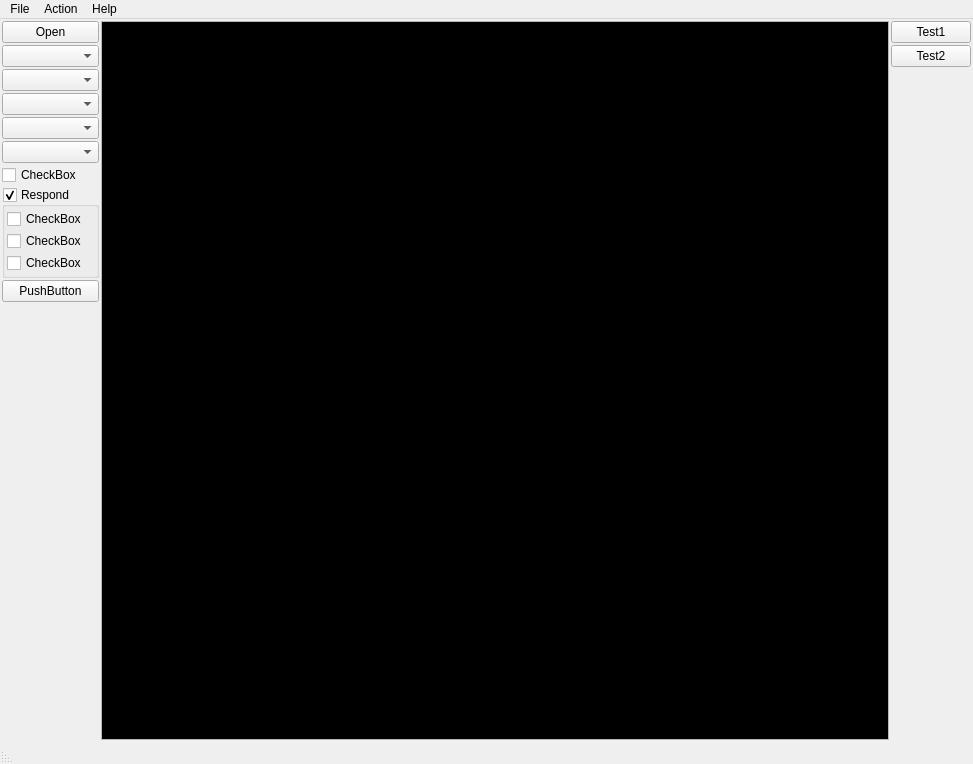
Above: tools/mpTerminal.ui from zonbrisad/makeplates before the change. Below: the same form after it.
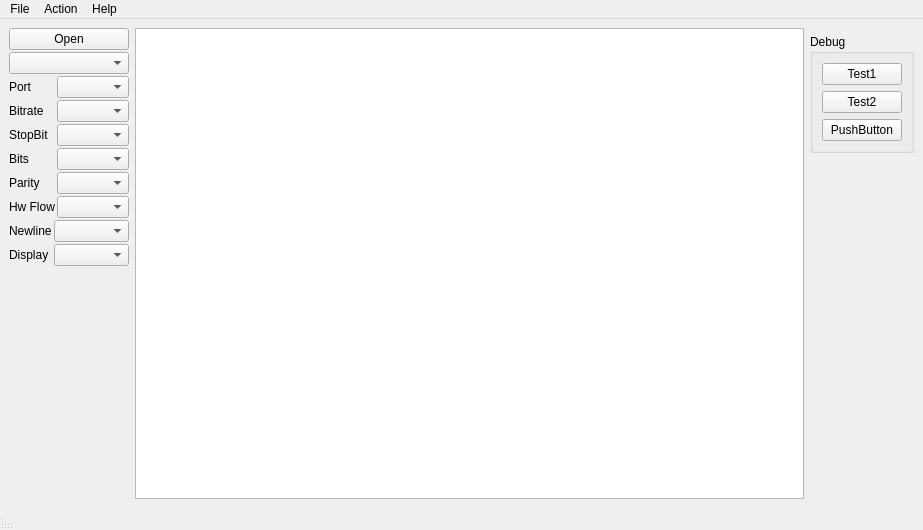
That is the form after the change.

```diff
--- a/tools/mpTerminal.ui
+++ b/tools/mpTerminal.ui
@@ -6,32 +6,17 @@
    <rect>
     <x>0</x>
     <y>0</y>
-    <width>973</width>
-    <height>764</height>
+    <width>923</width>
+    <height>530</height>
    </rect>
   </property>
   <property name="windowTitle">
    <string>MainWindow</string>
   </property>
   <widget class="QWidget" name="centralwidget">
-   <layout class="QHBoxLayout" name="horizontalLayout_2">
-    <property name="spacing">
-     <number>2</number>
-    </property>
-    <property name="leftMargin">
-     <number>2</number>
-    </property>
-    <property name="topMargin">
-     <number>2</number>
-    </property>
-    <property name="rightMargin">
-     <number>2</number>
-    </property>
-    <property name="bottomMargin">
-     <number>2</number>
-    </property>
+   <layout class="QHBoxLayout" name="horizontalLayout">
     <item>
-     <layout class="QVBoxLayout" name="verticalLayout">
+     <layout class="QVBoxLayout" name="verticalLayout_4">
       <property name="spacing">
        <number>2</number>
       </property>
@@ -43,91 +28,124 @@
        </widget>
       </item>
       <item>
-       <widget class="QComboBox" name="cbPorts">
+       <widget class="QComboBox" name="comboBox"/>
+      </item>
+      <item>
+       <layout class="QVBoxLayout" name="verticalLayout_6"/>
+      </item>
+      <item>
+       <layout class="QFormLayout" name="formLayout">
+        <property name="horizontalSpacing">
+         <number>2</number>
+        </property>
+        <property name="verticalSpacing">
+         <number>2</number>
+        </property>
+        <item row="0" column="0">
+         <widget class="QLabel" name="label_2">
+          <property name="text">
+           <string>Port</string>
+          </property>
+         </widget>
+        </item>
+        <item row="0" column="1">
+         <widget class="QComboBox" name="cbPort">
         <property name="editable">
          <bool>false</bool>
         </property>
-       </widget>
-      </item>
-      <item>
+          <property name="currentText">
+           <string notr="true"/>
+          </property>
+         </widget>
+        </item>
+        <item row="1" column="0">
+         <widget class="QLabel" name="label_3">
+          <property name="text">
+           <string>Bitrate</string>
+          </property>
+         </widget>
+        </item>
+        <item row="1" column="1">
        <widget class="QComboBox" name="cbBitrate"/>
       </item>
-      <item>
+        <item row="2" column="0">
+         <widget class="QLabel" name="label_4">
+          <property name="text">
+           <string>StopBit</string>
+          </property>
+         </widget>
+        </item>
+        <item row="2" column="1">
        <widget class="QComboBox" name="cbStopBits"/>
       </item>
-      <item>
+        <item row="3" column="0">
+         <widget class="QLabel" name="label_5">
+          <property name="text">
+           <string>Bits</string>
+          </property>
+         </widget>
+        </item>
+        <item row="3" column="1">
        <widget class="QComboBox" name="cbBits"/>
       </item>
-      <item>
+        <item row="4" column="0">
+         <widget class="QLabel" name="label_6">
+          <property name="text">
+           <string>Parity</string>
+          </property>
+         </widget>
+        </item>
+        <item row="4" column="1">
        <widget class="QComboBox" name="cbParity"/>
       </item>
-      <item>
-       <widget class="QCheckBox" name="cbFlow">
+        <item row="5" column="0">
+         <widget class="QLabel" name="label_9">
         <property name="text">
-         <string>CheckBox</string>
+           <string>Hw Flow</string>
         </property>
        </widget>
       </item>
-      <item>
-       <widget class="QGroupBox" name="groupBox">
-        <property name="title">
-         <string>Respond</string>
-        </property>
-        <property name="flat">
-         <bool>false</bool>
-        </property>
-        <property name="checkable">
-         <bool>true</bool>
-        </property>
-        <property name="checked">
-         <bool>true</bool>
-        </property>
-        <layout class="QVBoxLayout" name="verticalLayout_2">
-         <property name="spacing">
+        <item row="5" column="1">
+         <widget class="QComboBox" name="cbFlowControl">
+          <property name="sizePolicy">
+           <sizepolicy hsizetype="Ignored" vsizetype="Fixed">
+            <horstretch>0</horstretch>
+            <verstretch>0</verstretch>
+           </sizepolicy>
+          </property>
+         </widget>
+        </item>
+       </layout>
+      </item>
+      <item>
+       <layout class="QFormLayout" name="formLayout_2">
+        <property name="horizontalSpacing">
           <number>2</number>
          </property>
-         <property name="leftMargin">
+        <property name="verticalSpacing">
           <number>2</number>
          </property>
-         <property name="topMargin">
-          <number>2</number>
-         </property>
-         <property name="rightMargin">
-          <number>2</number>
-         </property>
-         <property name="bottomMargin">
-          <number>2</number>
-         </property>
-         <item>
-          <widget class="QCheckBox" name="checkBox_3">
+        <item row="0" column="0">
+         <widget class="QLabel" name="label">
            <property name="text">
-            <string>CheckBox</string>
+           <string>Newline</string>
            </property>
           </widget>
          </item>
-         <item>
-          <widget class="QCheckBox" name="checkBox_2">
-           <property name="text">
-            <string>CheckBox</string>
-           </property>
-          </widget>
-         </item>
-         <item>
-          <widget class="QCheckBox" name="checkBox">
+        <item row="0" column="1">
+         <widget class="QComboBox" name="cbNewline"/>
+        </item>
+        <item row="1" column="0">
+         <widget class="QLabel" name="label_7">
            <property name="text">
-            <string>CheckBox</string>
+           <string>Display </string>
            </property>
           </widget>
          </item>
-        </layout>
-       </widget>
-      </item>
-      <item>
-       <widget class="QPushButton" name="pushButton">
-        <property name="text">
-         <string>PushButton</string>
-        </property>
-       </widget>
+        <item row="1" column="1">
+         <widget class="QComboBox" name="cbDisplay"/>
+        </item>
+       </layout>
       </item>
       <item>
        <spacer name="verticalSpacer">
@@ -145,53 +163,26 @@
      </layout>
     </item>
     <item>
-     <layout class="QHBoxLayout" name="horizontalLayout">
-      <item>
-       <widget class="QTextEdit" name="textEdit">
-        <property name="palette">
-         <palette>
-          <active>
-           <colorrole role="Base">
-            <brush brushstyle="SolidPattern">
-             <color alpha="255">
-              <red>0</red>
-              <green>0</green>
-              <blue>0</blue>
-             </color>
-            </brush>
-           </colorrole>
-          </active>
-          <inactive>
-           <colorrole role="Base">
-            <brush brushstyle="SolidPattern">
-             <color alpha="255">
-              <red>0</red>
-              <green>0</green>
-              <blue>0</blue>
-             </color>
-            </brush>
-           </colorrole>
-          </inactive>
-          <disabled>
-           <colorrole role="Base">
-            <brush brushstyle="SolidPattern">
-             <color alpha="255">
-              <red>255</red>
-              <green>255</green>
-              <blue>255</blue>
-             </color>
-            </brush>
-           </colorrole>
-          </disabled>
-         </palette>
-        </property>
-       </widget>
-      </item>
-     </layout>
+     <widget class="QPlainTextEdit" name="textEdit">
+      <property name="font">
+       <font>
+        <family>Bitstream Vera Sans Mono</family>
+       </font>
+      </property>
+     </widget>
     </item>
     <item>
      <layout class="QVBoxLayout" name="verticalLayout_3">
       <item>
+       <widget class="QWidget" name="widget" native="true"/>
+      </item>
+      <item>
+       <widget class="QGroupBox" name="gbDebug">
+        <property name="title">
+         <string>Debug</string>
+        </property>
+        <layout class="QVBoxLayout" name="verticalLayout_7">
+         <item>
        <widget class="QPushButton" name="bpTest1">
         <property name="text">
          <string>Test1</string>
@@ -206,6 +197,16 @@
        </widget>
       </item>
       <item>
+          <widget class="QPushButton" name="pushButton">
+           <property name="text">
+            <string>PushButton</string>
+           </property>
+          </widget>
+         </item>
+        </layout>
+       </widget>
+      </item>
+      <item>
        <spacer name="verticalSpacer_2">
         <property name="orientation">
          <enum>Qt::Vertical</enum>
@@ -227,7 +228,7 @@
     <rect>
      <x>0</x>
      <y>0</y>
-     <width>973</width>
+     <width>923</width>
      <height>25</height>
     </rect>
    </property>
```
Lines whose indentation alone changed are shown as unchanged.
